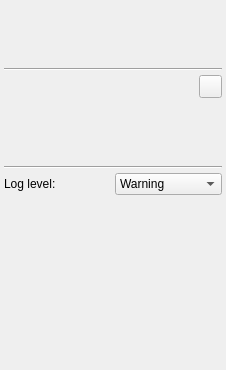
PlusToolkit/PlusApp, file PlusApp/fCal/Toolboxes/ConfigurationToolbox.ui: the form before one commit; both pictures show x 0 to 226 and y 0 to 370 of the 226 by 560 pixel window.
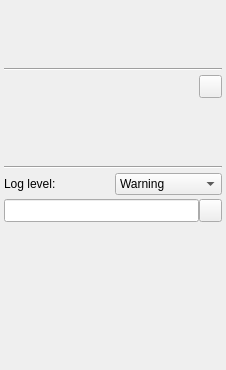
The form after the commit. Icons and pictures are not drawn.

Commit message: Fixed #268: Use application configuration file of vtkPlusConfig to store fCal related configurations; Editor application for editing configuration files can be selected in fCal

```diff
--- a/PlusApp/fCal/Toolboxes/ConfigurationToolbox.ui
+++ b/PlusApp/fCal/Toolboxes/ConfigurationToolbox.ui
@@ -31,14 +31,14 @@
   <property name="windowTitle">
    <string>Configuration</string>
   </property>
-  <layout class="QGridLayout" name="gridLayout">
-   <property name="margin">
-    <number>4</number>
-   </property>
+  <layout class="QVBoxLayout" name="verticalLayout">
    <property name="spacing">
     <number>4</number>
    </property>
-   <item row="0" column="0">
+   <property name="margin">
+    <number>4</number>
+   </property>
+   <item>
     <widget class="QWidget" name="deviceSetSelectionWidget" native="true">
      <property name="minimumSize">
       <size>
@@ -48,7 +48,7 @@
      </property>
     </widget>
    </item>
-   <item row="1" column="0">
+   <item>
     <spacer name="verticalSpacer_9">
      <property name="orientation">
       <enum>Qt::Vertical</enum>
@@ -64,14 +64,14 @@
      </property>
     </spacer>
    </item>
-   <item row="2" column="0">
+   <item>
     <widget class="Line" name="line">
      <property name="orientation">
       <enum>Qt::Horizontal</enum>
      </property>
     </widget>
    </item>
-   <item row="3" column="0">
+   <item>
     <layout class="QHBoxLayout" name="horizontalLayout">
      <property name="spacing">
       <number>4</number>
@@ -120,7 +120,7 @@
      </item>
     </layout>
    </item>
-   <item row="4" column="0">
+   <item>
     <widget class="QWidget" name="toolStateDisplayWidget" native="true">
      <property name="minimumSize">
       <size>
@@ -130,20 +130,30 @@
      </property>
     </widget>
    </item>
-   <item row="9" column="0">
-    <spacer name="verticalSpacer">
+   <item>
+    <spacer name="verticalSpacer_2">
      <property name="orientation">
       <enum>Qt::Vertical</enum>
      </property>
+     <property name="sizeType">
+      <enum>QSizePolicy::Fixed</enum>
+     </property>
      <property name="sizeHint" stdset="0">
       <size>
        <width>20</width>
-       <height>497</height>
+       <height>12</height>
       </size>
      </property>
     </spacer>
    </item>
-   <item row="8" column="0">
+   <item>
+    <widget class="Line" name="line_2">
+     <property name="orientation">
+      <enum>Qt::Horizontal</enum>
+     </property>
+    </widget>
+   </item>
+   <item>
     <layout class="QHBoxLayout" name="horizontalLayout_2">
      <item>
       <widget class="QLabel" name="labelLogLevel">
@@ -201,25 +211,73 @@
      </item>
     </layout>
    </item>
-   <item row="6" column="0">
-    <widget class="Line" name="line_2">
-     <property name="orientation">
-      <enum>Qt::Horizontal</enum>
+   <item>
+    <layout class="QHBoxLayout" name="horizontalLayout_3">
+     <property name="spacing">
+      <number>0</number>
      </property>
-    </widget>
+     <item>
+      <widget class="QLineEdit" name="lineEdit_EditorApplicationExecutable">
+       <property name="sizePolicy">
+        <sizepolicy hsizetype="Expanding" vsizetype="Preferred">
+         <horstretch>0</horstretch>
+         <verstretch>0</verstretch>
+        </sizepolicy>
+       </property>
+       <property name="readOnly">
+        <bool>true</bool>
+       </property>
+      </widget>
+     </item>
+     <item>
+      <widget class="QPushButton" name="pushButton_SelectEditorApplicationExecutable">
+       <property name="sizePolicy">
+        <sizepolicy hsizetype="Fixed" vsizetype="Fixed">
+         <horstretch>0</horstretch>
+         <verstretch>0</verstretch>
+        </sizepolicy>
+       </property>
+       <property name="minimumSize">
+        <size>
+         <width>23</width>
+         <height>23</height>
+        </size>
+       </property>
+       <property name="maximumSize">
+        <size>
+         <width>23</width>
+         <height>23</height>
+        </size>
+       </property>
+       <property name="toolTip">
+        <string>Select other device set configuration directory</string>
+       </property>
+       <property name="text">
+        <string/>
+       </property>
+       <property name="icon">
+        <iconset resource="../../CommonWidgets/CommonWidgets.qrc">
+         <normaloff>:/icons/Resources/icon_OpenFile.png</normaloff>:/icons/Resources/icon_OpenFile.png</iconset>
+       </property>
+       <property name="iconSize">
+        <size>
+         <width>16</width>
+         <height>16</height>
+        </size>
+       </property>
+      </widget>
+     </item>
+    </layout>
    </item>
-   <item row="5" column="0">
-    <spacer name="verticalSpacer_2">
+   <item>
+    <spacer name="verticalSpacer">
      <property name="orientation">
       <enum>Qt::Vertical</enum>
      </property>
-     <property name="sizeType">
-      <enum>QSizePolicy::Fixed</enum>
-     </property>
      <property name="sizeHint" stdset="0">
       <size>
        <width>20</width>
-       <height>12</height>
+       <height>497</height>
       </size>
      </property>
     </spacer>
```
The commit also changes 9 other files.
